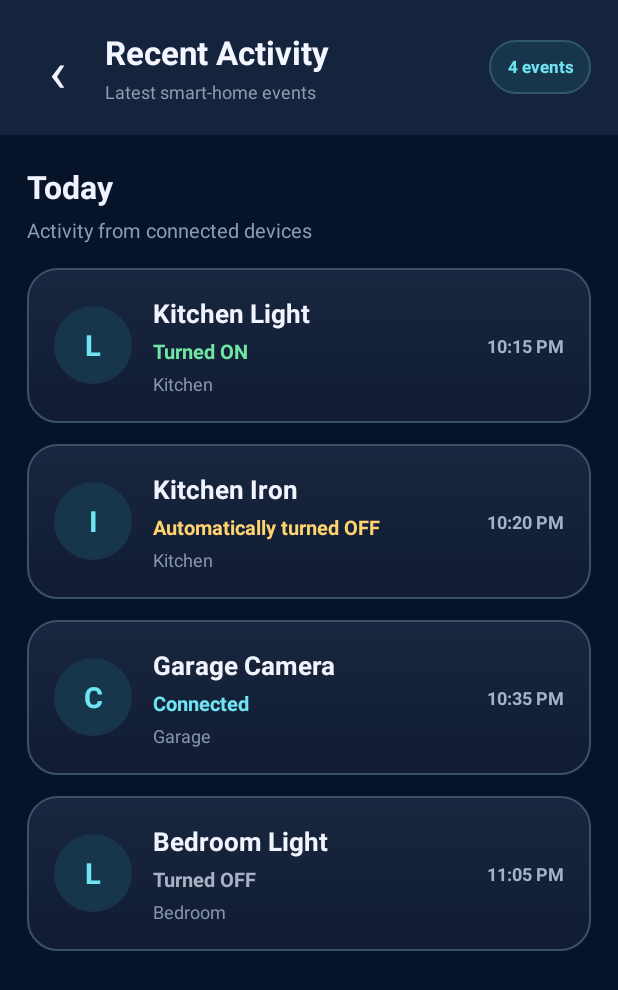
After one commit to DISHMI2003/SCS3311-SmartHome, an Android app: the RecentActivityActivity screen opened directly, with no data from a screen before it, on a phone screen of 412 x 824 dp. The commit adds this screen. Shown: the top 990 px of the screen. Run offline under Robolectric (Android 15) with nearby library versions, the light colour scheme and no system bars.

Commit message:
Added recent activity logging and navigation

```diff
--- a/app/src/main/AndroidManifest.xml
+++ b/app/src/main/AndroidManifest.xml
@@ -50,6 +50,10 @@
             android:name=".ReportsActivity"
             android:exported="false"
             android:windowSoftInputMode="adjustResize" />
+        <activity
+            android:name=".RecentActivityActivity"
+            android:exported="false"
+            android:windowSoftInputMode="adjustResize" />
     </application>
 
 </manifest>
--- a/app/src/main/java/com/example/smarthome/MainActivity.kt
+++ b/app/src/main/java/com/example/smarthome/MainActivity.kt
@@ -21,6 +21,8 @@ class MainActivity : AppCompatActivity() {
     private lateinit var cardGroundFloor: LinearLayout
     private lateinit var cardFirstFloor: LinearLayout
     private lateinit var cardAlertSummary: LinearLayout
+
+    private lateinit var recentActivityContainer: LinearLayout
 
     private lateinit var btnReports: Button
     private lateinit var btnLogout: Button
--- /dev/null
+++ b/app/src/main/java/com/example/smarthome/RecentActivityActivity.kt
@@ -0,0 +1,182 @@
+package com.example.smarthome
+
+import android.graphics.Color
+import android.os.Bundle
+import android.view.LayoutInflater
+import android.view.View
+import android.widget.LinearLayout
+import android.widget.TextView
+import android.widget.Toast
+import androidx.appcompat.app.AppCompatActivity
+
+class RecentActivityActivity : AppCompatActivity() {
+
+    private lateinit var btnRecentActivityBack: TextView
+    private lateinit var tvActivityCount: TextView
+    private lateinit var recentActivityListContainer: LinearLayout
+    private lateinit var tvNoRecentActivities: TextView
+
+    private val recentActivities =
+        mutableListOf<RecentActivityItem>()
+
+    override fun onCreate(savedInstanceState: Bundle?) {
+        super.onCreate(savedInstanceState)
+
+        supportActionBar?.hide()
+        setContentView(R.layout.activity_recent_activity)
+
+        initializeViews()
+        loadTemporaryActivities()
+        displayActivities()
+        setupClickListeners()
+    }
+
+    private fun initializeViews() {
+        btnRecentActivityBack =
+            findViewById(R.id.btnRecentActivityBack)
+
+        tvActivityCount =
+            findViewById(R.id.tvActivityCount)
+
+        recentActivityListContainer =
+            findViewById(R.id.recentActivityListContainer)
+
+        tvNoRecentActivities =
+            findViewById(R.id.tvNoRecentActivities)
+    }
+
+    private fun setupClickListeners() {
+        btnRecentActivityBack.setOnClickListener {
+            finish()
+        }
+    }
+
+    private fun loadTemporaryActivities() {
+        recentActivities.clear()
+
+        recentActivities.addAll(
+            listOf(
+                RecentActivityItem(
+                    deviceName = "Kitchen Light",
+                    action = "Turned ON",
+                    time = "10:15 PM",
+                    room = "Kitchen",
+                    icon = "L",
+                    statusType = "ON"
+                ),
+                RecentActivityItem(
+                    deviceName = "Kitchen Iron",
+                    action = "Automatically turned OFF",
+                    time = "10:20 PM",
+                    room = "Kitchen",
+                    icon = "I",
+                    statusType = "SAFETY"
+                ),
+                RecentActivityItem(
+                    deviceName = "Garage Camera",
+                    action = "Connected",
+                    time = "10:35 PM",
+                    room = "Garage",
+                    icon = "C",
+                    statusType = "CONNECTED"
+                ),
+                RecentActivityItem(
+                    deviceName = "Bedroom Light",
+                    action = "Turned OFF",
+                    time = "11:05 PM",
+                    room = "Bedroom",
+                    icon = "L",
+                    statusType = "OFF"
+                )
+            )
+        )
+    }
+
+    private fun displayActivities() {
+        recentActivityListContainer.removeAllViews()
+
+        if (recentActivities.isEmpty()) {
+            tvNoRecentActivities.visibility = View.VISIBLE
+            tvActivityCount.text = "0 events"
+            return
+        }
+
+        tvNoRecentActivities.visibility = View.GONE
+        tvActivityCount.text =
+            "${recentActivities.size} events"
+
+        recentActivities.forEach { activity ->
+            addActivityItem(activity)
+        }
+    }
+
+    private fun addActivityItem(
+        activity: RecentActivityItem
+    ) {
+        val itemView = LayoutInflater.from(this).inflate(
+            R.layout.item_recent_activity,
+            recentActivityListContainer,
+            false
+        )
+
+        val tvIcon =
+            itemView.findViewById<TextView>(
+                R.id.tvRecentActivityIcon
+            )
+
+        val tvDeviceName =
+            itemView.findViewById<TextView>(
+                R.id.tvRecentActivityDeviceName
+            )
+
+        val tvAction =
+            itemView.findViewById<TextView>(
+                R.id.tvRecentActivityAction
+            )
+
+        val tvRoom =
+            itemView.findViewById<TextView>(
+                R.id.tvRecentActivityRoom
+            )
+
+        val tvTime =
+            itemView.findViewById<TextView>(
+                R.id.tvRecentActivityTime
+            )
+
+        tvIcon.text = activity.icon
+        tvDeviceName.text = activity.deviceName
+        tvAction.text = activity.action
+        tvRoom.text = activity.room
+        tvTime.text = activity.time
+
+        tvAction.setTextColor(
+            getStatusColor(activity.statusType)
+        )
+
+        itemView.setOnClickListener {
+            Toast.makeText(
+                this,
+                "${activity.deviceName}: ${activity.action}",
+                Toast.LENGTH_SHORT
+            ).show()
+        }
+
+        recentActivityListContainer.addView(itemView)
+    }
+
+    private fun getStatusColor(
+        statusType: String
+    ): Int {
+        val color = when (statusType) {
+            "ON" -> "#70E5A4"
+            "OFF" -> "#A8B2C4"
+            "SAFETY" -> "#FFD36F"
+            "CONNECTED" -> "#6FE4F2"
+            "ERROR" -> "#FF9B9F"
+            else -> "#A8B2C4"
+        }
+
+        return Color.parseColor(color)
+    }
+}
--- /dev/null
+++ b/app/src/main/java/com/example/smarthome/RecentActivityItem.kt
@@ -0,0 +1,10 @@
+package com.example.smarthome
+
+data class RecentActivityItem(
+    val deviceName: String,
+    val action: String,
+    val time: String,
+    val room: String,
+    val icon: String,
+    val statusType: String
+)
--- /dev/null
+++ b/app/src/main/res/drawable/recent_activity_count_background.xml
@@ -0,0 +1,12 @@
+<?xml version="1.0" encoding="utf-8"?>
+<shape xmlns:android="http://schemas.android.com/apk/res/android">
+
+    <solid android:color="#17364B" />
+
+    <stroke
+        android:width="1dp"
+        android:color="#31566F" />
+
+    <corners android:radius="18dp" />
+
+</shape>
--- /dev/null
+++ b/app/src/main/res/drawable/recent_activity_header_background.xml
@@ -0,0 +1,4 @@
+<?xml version="1.0" encoding="utf-8"?>
+<shape xmlns:android="http://schemas.android.com/apk/res/android">
+    <solid android:color="#14243D" />
+</shape>
--- /dev/null
+++ b/app/src/main/res/drawable/recent_activity_icon_background.xml
@@ -0,0 +1,7 @@
+<?xml version="1.0" encoding="utf-8"?>
+<shape xmlns:android="http://schemas.android.com/apk/res/android"
+    android:shape="oval">
+
+    <solid android:color="#17364B" />
+
+</shape>
--- /dev/null
+++ b/app/src/main/res/drawable/recent_activity_item_background.xml
@@ -0,0 +1,33 @@
+<?xml version="1.0" encoding="utf-8"?>
+<selector xmlns:android="http://schemas.android.com/apk/res/android">
+
+    <item android:state_pressed="true">
+        <shape>
+            <solid android:color="#1E304A" />
+
+            <stroke
+                android:width="1dp"
+                android:color="#55718F" />
+
+            <corners android:radius="20dp" />
+        </shape>
+    </item>
+
+    <item>
+        <shape>
+
+            <gradient
+                android:angle="270"
+                android:startColor="#18263F"
+                android:endColor="#111C31" />
+
+            <stroke
+                android:width="1dp"
+                android:color="#3D5069" />
+
+            <corners android:radius="20dp" />
+
+        </shape>
+    </item>
+
+</selector>
--- /dev/null
+++ b/app/src/main/res/drawable/recent_activity_screen_background.xml
@@ -0,0 +1,4 @@
+<?xml version="1.0" encoding="utf-8"?>
+<shape xmlns:android="http://schemas.android.com/apk/res/android">
+    <solid android:color="#071329" />
+</shape>
--- /dev/null
+++ b/app/src/main/res/layout/activity_recent_activity.xml
@@ -0,0 +1,121 @@
+<?xml version="1.0" encoding="utf-8"?>
+<LinearLayout xmlns:android="http://schemas.android.com/apk/res/android"
+    android:layout_width="match_parent"
+    android:layout_height="match_parent"
+    android:background="@drawable/recent_activity_screen_background"
+    android:orientation="vertical">
+
+    <LinearLayout
+        android:layout_width="match_parent"
+        android:layout_height="90dp"
+        android:background="@drawable/recent_activity_header_background"
+        android:gravity="center_vertical"
+        android:orientation="horizontal"
+        android:paddingStart="14dp"
+        android:paddingEnd="18dp">
+
+        <TextView
+            android:id="@+id/btnRecentActivityBack"
+            android:layout_width="48dp"
+            android:layout_height="48dp"
+            android:background="?attr/selectableItemBackgroundBorderless"
+            android:gravity="center"
+            android:text="‹"
+            android:textColor="#F2F5FF"
+            android:textSize="38sp" />
+
+        <LinearLayout
+            android:layout_width="0dp"
+            android:layout_height="wrap_content"
+            android:layout_marginStart="8dp"
+            android:layout_weight="1"
+            android:orientation="vertical">
+
+            <TextView
+                android:layout_width="wrap_content"
+                android:layout_height="wrap_content"
+                android:text="Recent Activity"
+                android:textColor="#F4F6FF"
+                android:textSize="22sp"
+                android:textStyle="bold" />
+
+            <TextView
+                android:layout_width="wrap_content"
+                android:layout_height="wrap_content"
+                android:layout_marginTop="3dp"
+                android:text="Latest smart-home events"
+                android:textColor="#8E9BB0"
+                android:textSize="12sp" />
+
+        </LinearLayout>
+
+        <TextView
+            android:id="@+id/tvActivityCount"
+            android:layout_width="wrap_content"
+            android:layout_height="36dp"
+            android:background="@drawable/recent_activity_count_background"
+            android:gravity="center"
+            android:paddingStart="12dp"
+            android:paddingEnd="12dp"
+            android:text="4 events"
+            android:textColor="#6FE4F2"
+            android:textSize="11sp"
+            android:textStyle="bold" />
+
+    </LinearLayout>
+
+    <ScrollView
+        android:layout_width="match_parent"
+        android:layout_height="0dp"
+        android:layout_weight="1"
+        android:fillViewport="true"
+        android:overScrollMode="never">
+
+        <LinearLayout
+            android:layout_width="match_parent"
+            android:layout_height="wrap_content"
+            android:orientation="vertical"
+            android:paddingStart="18dp"
+            android:paddingTop="20dp"
+            android:paddingEnd="18dp"
+            android:paddingBottom="30dp">
+
+            <TextView
+                android:layout_width="wrap_content"
+                android:layout_height="wrap_content"
+                android:text="Today"
+                android:textColor="#F0F3FF"
+                android:textSize="21sp"
+                android:textStyle="bold" />
+
+            <TextView
+                android:layout_width="wrap_content"
+                android:layout_height="wrap_content"
+                android:layout_marginTop="5dp"
+                android:text="Activity from connected devices"
+                android:textColor="#8E9BB0"
+                android:textSize="13sp" />
+
+            <LinearLayout
+                android:id="@+id/recentActivityListContainer"
+                android:layout_width="match_parent"
+                android:layout_height="wrap_content"
+                android:layout_marginTop="16dp"
+                android:orientation="vertical" />
+
+            <TextView
+                android:id="@+id/tvNoRecentActivities"
+                android:layout_width="match_parent"
+                android:layout_height="wrap_content"
+                android:layout_marginTop="40dp"
+                android:gravity="center"
+                android:text="No recent activity found."
+                android:textColor="#8996AA"
+                android:textSize="14sp"
+                android:visibility="gone" />
+
+        </LinearLayout>
+
+    </ScrollView>
+
+</LinearLayout>
--- /dev/null
+++ b/app/src/main/res/layout/item_recent_activity.xml
@@ -0,0 +1,69 @@
+<?xml version="1.0" encoding="utf-8"?>
+<LinearLayout xmlns:android="http://schemas.android.com/apk/res/android"
+    android:layout_width="match_parent"
+    android:layout_height="wrap_content"
+    android:layout_marginBottom="14dp"
+    android:background="@drawable/recent_activity_item_background"
+    android:gravity="center_vertical"
+    android:orientation="horizontal"
+    android:padding="18dp">
+
+    <TextView
+        android:id="@+id/tvRecentActivityIcon"
+        android:layout_width="52dp"
+        android:layout_height="52dp"
+        android:background="@drawable/recent_activity_icon_background"
+        android:gravity="center"
+        android:text="L"
+        android:textColor="#6FE4F2"
+        android:textSize="19sp"
+        android:textStyle="bold" />
+
+    <LinearLayout
+        android:layout_width="0dp"
+        android:layout_height="wrap_content"
+        android:layout_marginStart="14dp"
+        android:layout_weight="1"
+        android:orientation="vertical">
+
+        <TextView
+            android:id="@+id/tvRecentActivityDeviceName"
+            android:layout_width="wrap_content"
+            android:layout_height="wrap_content"
+            android:text="Kitchen Light"
+            android:textColor="#F1F4FF"
+            android:textSize="17sp"
+            android:textStyle="bold" />
+
+        <TextView
+            android:id="@+id/tvRecentActivityAction"
+            android:layout_width="wrap_content"
+            android:layout_height="wrap_content"
+            android:layout_marginTop="4dp"
+            android:text="Turned ON"
+            android:textColor="#70E5A4"
+            android:textSize="13sp"
+            android:textStyle="bold" />
+
+        <TextView
+            android:id="@+id/tvRecentActivityRoom"
+            android:layout_width="wrap_content"
+            android:layout_height="wrap_content"
+            android:layout_marginTop="4dp"
+            android:text="Kitchen"
+            android:textColor="#8996AA"
+            android:textSize="12sp" />
+
+    </LinearLayout>
+
+    <TextView
+        android:id="@+id/tvRecentActivityTime"
+        android:layout_width="wrap_content"
+        android:layout_height="wrap_content"
+        android:gravity="end"
+        android:text="10:15 PM"
+        android:textColor="#A5B1C4"
+        android:textSize="12sp"
+        android:textStyle="bold" />
+
+</LinearLayout>
```
